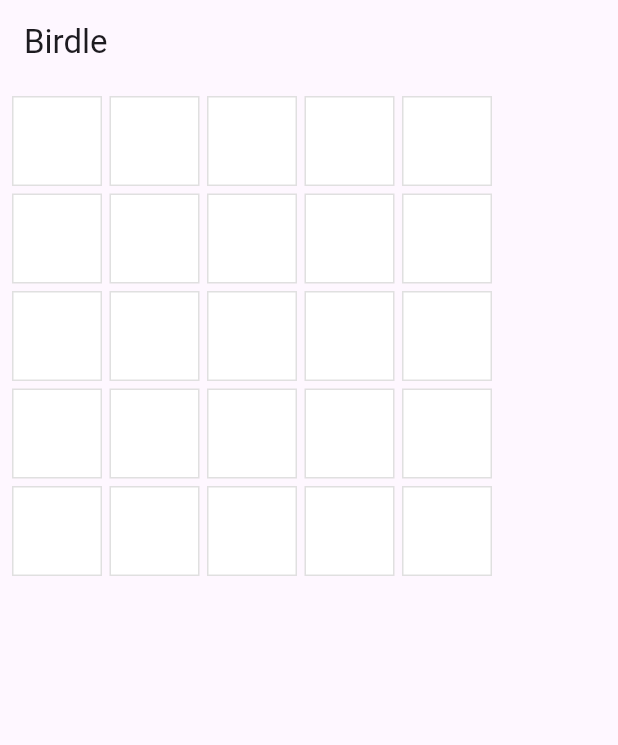
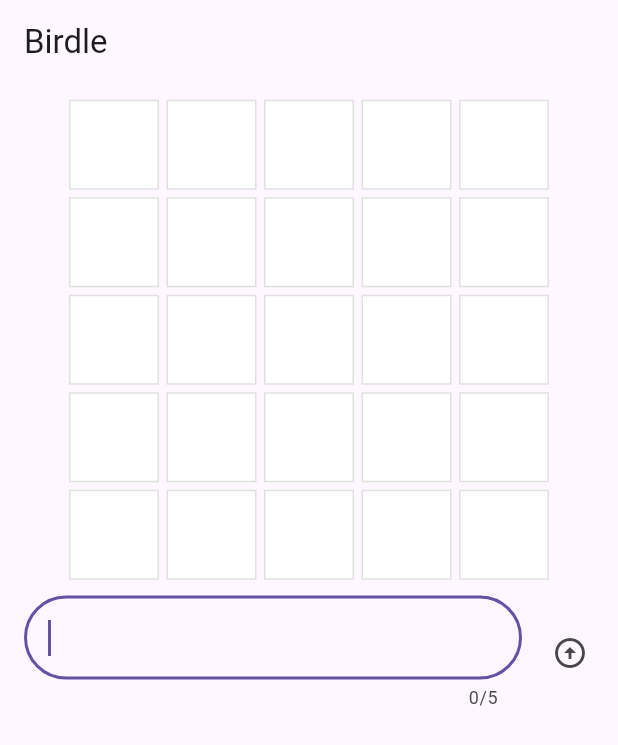
Before and after one commit to rlilac/birdle-tutorial, a Flutter app: the screen it shows after launch, on a phone screen of 412 x 824 dp. Shown: the top 745 px of the screen. Run offline on Flutter 3.47's test engine with Material 3 defaults, Android fonts, the phone set to English and light mode, and no system bars.

Commit message:
Completed step 8 of intro to flutter ui

```diff
--- a/lib/main.dart
+++ b/lib/main.dart
@@ -55,9 +55,14 @@ class Tile extends StatelessWidget {
   }
 }
 
-class GamePage extends StatelessWidget {
+class GamePage extends StatefulWidget {
   GamePage({super.key});
-  // This manages game logic, and is out of scope for this lesson.
+
+  @override
+  State<GamePage> createState() => _GamePageState();
+}
+
+class _GamePageState extends State<GamePage> {
   final Game _game = Game();
 
   @override
@@ -65,17 +70,86 @@ class GamePage extends StatelessWidget {
     return Padding(
       padding: const EdgeInsets.all(8.0),
       child: Column(
-        spacing: 5.0,
         children: [
-          for (final guess in _game.guesses)
+          for (var guess in _game.guesses)
             Row(
-              spacing: 5.0,
+              mainAxisAlignment: MainAxisAlignment.center,
               children: [
-                for(final letter in guess) Tile(letter.char, letter.type),
+                for (var letter in guess)
+                  Padding(
+                    padding: const EdgeInsets.symmetric(horizontal: 2.5, vertical: 2.5),
+                    child: Tile(letter.char, letter.type),
+                  )
               ],
             ),
+          GuessInput(
+            onSubmitGuess: (String guess) {
+              setState(() { // NEW
+                _game.guess(guess);
+              });
+            },
+          ),
         ],
       ),
     );
   }
 }
+
+class GuessInput extends StatefulWidget {
+  const GuessInput({super.key, required this.onSubmitGuess});
+
+  final void Function(String) onSubmitGuess;
+
+  @override
+  State<GuessInput> createState() => _GuessInputState();
+}
+
+class _GuessInputState extends State<GuessInput> {
+  final TextEditingController _textEditingController = TextEditingController();
+  final FocusNode _focusNode = FocusNode();
+
+  @override
+  void dispose() {
+    _textEditingController.dispose();
+    _focusNode.dispose();
+    super.dispose();
+  }
+
+  void _onSubmit() {
+    widget.onSubmitGuess(_textEditingController.text.trim());
+    _textEditingController.clear();
+    _focusNode.requestFocus();
+  }
+
+  @override
+  Widget build(BuildContext context) {
+    return Row(
+      children: [
+        Expanded(
+          child: Padding(
+            padding: const EdgeInsets.all(8.0),
+            child: TextField(
+              maxLength: 5,
+              focusNode: _focusNode,
+              autofocus: true,
+              decoration: const InputDecoration(
+                border: OutlineInputBorder(
+                  borderRadius: BorderRadius.all(Radius.circular(35)),
+                ),
+              ),
+              controller: _textEditingController,
+              onSubmitted: (input) {
+                _onSubmit();
+              },
+            ),
+          ),
+        ),
+        IconButton(
+          padding: EdgeInsets.zero,
+          icon: const Icon(Icons.arrow_circle_up),
+          onPressed: _onSubmit,
+        ),
+      ],
+    );
+  }
+}
```
